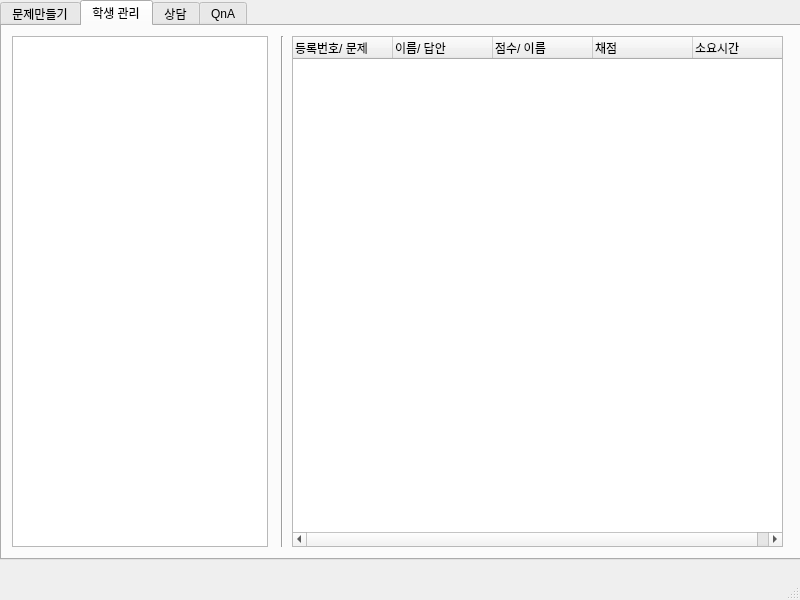
Old version of the form main.ui in the repository ChoiJiHyeok/APIproject.
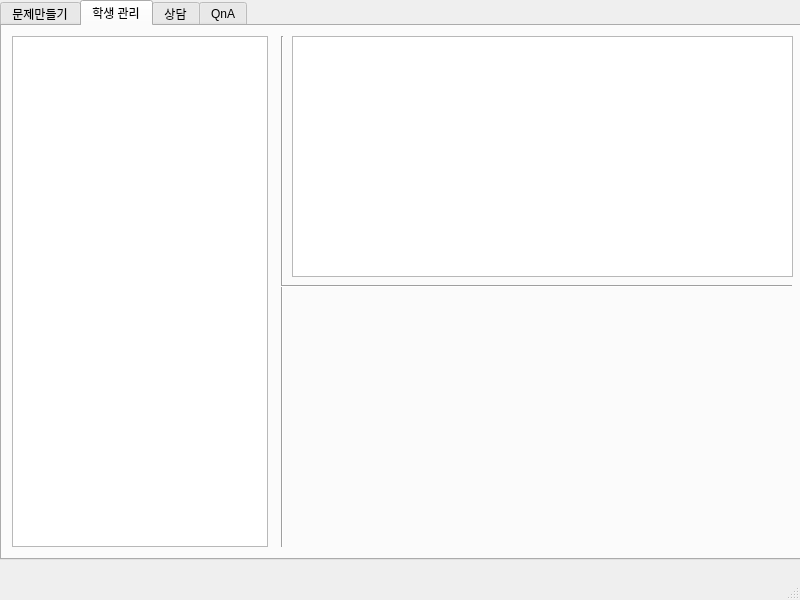
New version of the form. The open tabs and pages were chosen to show the change.

Patch:
```diff
--- a/main.ui
+++ b/main.ui
@@ -793,55 +793,39 @@
          <enum>Qt::Vertical</enum>
         </property>
        </widget>
-       <widget class="QTreeWidget" name="atw_record">
+       <widget class="QTableWidget" name="atw_record">
         <property name="geometry">
          <rect>
           <x>290</x>
           <y>10</y>
+          <width>501</width>
+          <height>241</height>
+         </rect>
+        </property>
+       </widget>
+       <widget class="Line" name="line_2">
+        <property name="geometry">
+         <rect>
+          <x>279</x>
+          <y>250</y>
+          <width>511</width>
+          <height>20</height>
+         </rect>
+        </property>
+        <property name="orientation">
+         <enum>Qt::Horizontal</enum>
+        </property>
+       </widget>
+       <widget class="QWidget" name="verticalLayoutWidget_2">
+        <property name="geometry">
+         <rect>
+          <x>290</x>
+          <y>270</y>
           <width>491</width>
-          <height>511</height>
+          <height>251</height>
          </rect>
         </property>
-        <property name="editTriggers">
-         <set>QAbstractItemView::NoEditTriggers</set>
-        </property>
-        <attribute name="headerCascadingSectionResizes">
-         <bool>false</bool>
-        </attribute>
-        <attribute name="headerHighlightSections">
-         <bool>true</bool>
-        </attribute>
-        <attribute name="headerShowSortIndicator" stdset="0">
-         <bool>false</bool>
-        </attribute>
-        <attribute name="headerStretchLastSection">
-         <bool>true</bool>
-        </attribute>
-        <column>
-         <property name="text">
-          <string>등록번호/ 문제</string>
-         </property>
-        </column>
-        <column>
-         <property name="text">
-          <string>이름/ 답안</string>
-         </property>
-        </column>
-        <column>
-         <property name="text">
-          <string>점수/ 이름</string>
-         </property>
-        </column>
-        <column>
-         <property name="text">
-          <string>채점</string>
-         </property>
-        </column>
-        <column>
-         <property name="text">
-          <string>소요시간</string>
-         </property>
-        </column>
+        <layout class="QVBoxLayout" name="aqb_record"/>
        </widget>
       </widget>
       <widget class="QWidget" name="tab_c">
```
Left out of the diff: 162 changed lines with no effect on the pictures.
